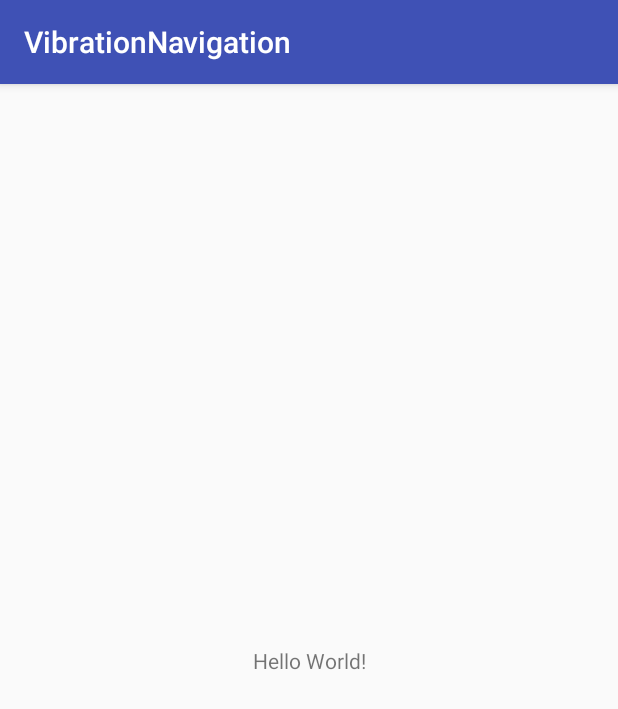
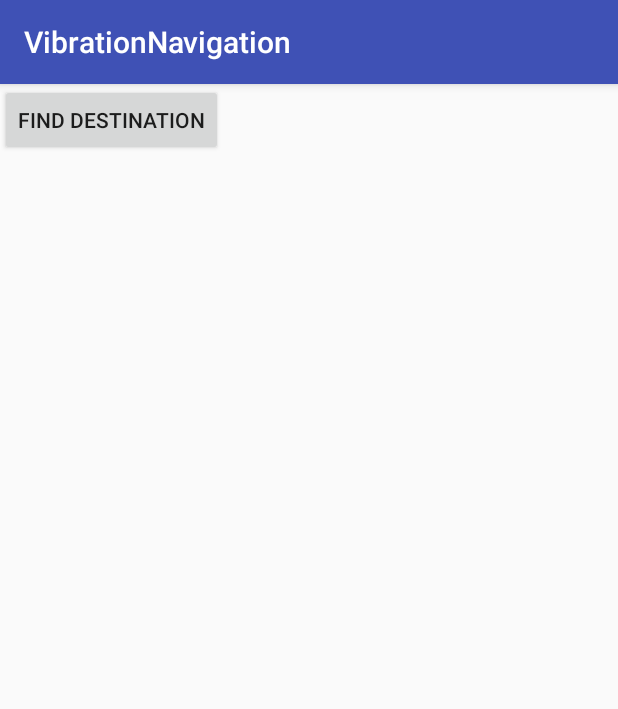
Before and after one commit to hdzajac/VibrationNavigation, an Android app: the screen it shows after launch (MainActivity), on a phone screen of 412 x 824 dp. Shown: the top 709 px of the screen. Run offline under Robolectric (Android 15) with nearby library versions, the phone set to English and light mode, and no system bars.

```diff
--- a/mobile/build.gradle
+++ b/mobile/build.gradle
@@ -19,9 +19,11 @@ android {
 }
 
 dependencies {
-    implementation fileTree(dir: 'libs', include: ['*.jar'])
+    implementation fileTree(include: ['*.jar'], dir: 'libs')
     implementation 'com.android.support:appcompat-v7:26.1.0'
     implementation 'com.android.support.constraint:constraint-layout:1.1.0'
+    implementation 'com.android.support:support-v4:26.1.0'
+    implementation 'com.google.android.gms:play-services-maps:15.0.1'
     testImplementation 'junit:junit:4.12'
     androidTestImplementation 'com.android.support.test:runner:1.0.2'
     androidTestImplementation 'com.android.support.test.espresso:espresso-core:3.0.2'
--- a/mobile/src/main/res/layout/activity_main.xml
+++ b/mobile/src/main/res/layout/activity_main.xml
@@ -6,13 +6,11 @@
     android:layout_height="match_parent"
     tools:context=".MainActivity">
 
-    <TextView
+    <Button
+        android:id="@+id/button1"
         android:layout_width="wrap_content"
         android:layout_height="wrap_content"
-        android:text="Hello World!"
-        app:layout_constraintBottom_toBottomOf="parent"
-        app:layout_constraintLeft_toLeftOf="parent"
-        app:layout_constraintRight_toRightOf="parent"
-        app:layout_constraintTop_toTopOf="parent" />
+        android:onClick="goToMaps"
+        android:text="@string/main_button_to_maps" />
 
 </android.support.constraint.ConstraintLayout>
--- a/mobile/src/main/res/values/strings.xml
+++ b/mobile/src/main/res/values/strings.xml
@@ -1,3 +1,8 @@
 <resources>
     <string name="app_name">VibrationNavigation</string>
+    <string name="title_activity_maps">Maps</string>
+
+    <!-- Strings related to MAIN ACTIVITY -->
+    <string name="main_button_to_maps">Find Destination</string>
+
 </resources>
```
Also changed, not shown: mobile/src/debug/res/values/google_maps_api.xml (added, +24 -0 lines), mobile/src/main/AndroidManifest.xml (+23 -0 lines), mobile/src/main/java/com/navigation/vibration/MainActivity.java (+7 -0 lines), mobile/src/main/java/com/navigation/vibration/MapsActivity.java (added, +46 -0 lines), mobile/src/main/res/layout/activity_maps.xml (added, +9 -0 lines), 2 other files.
